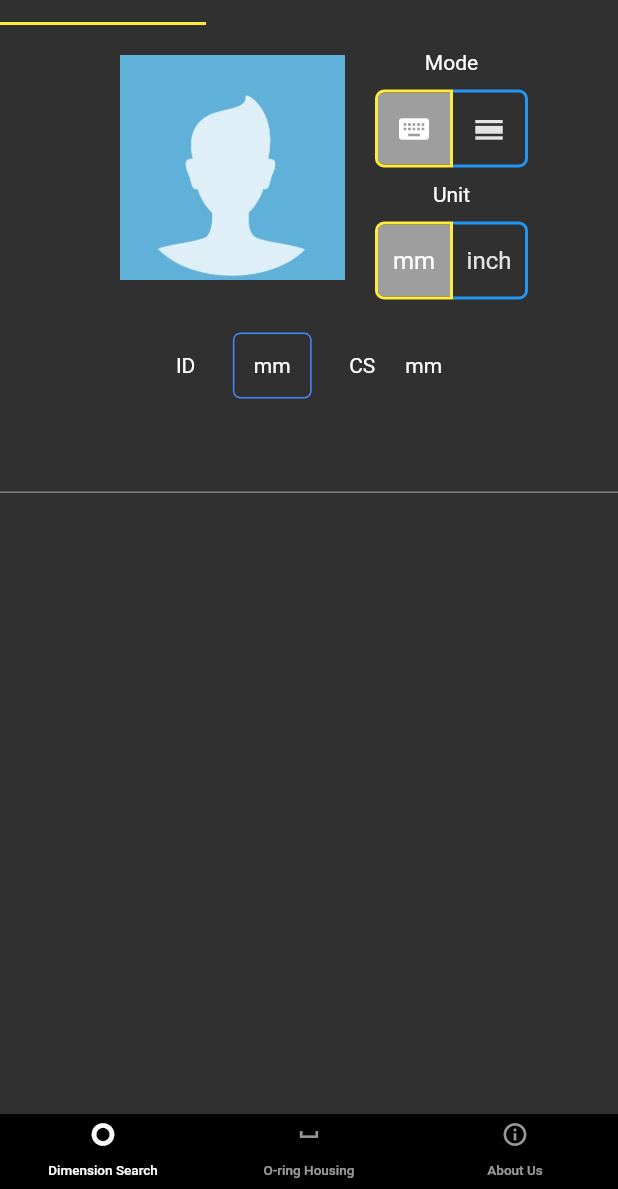
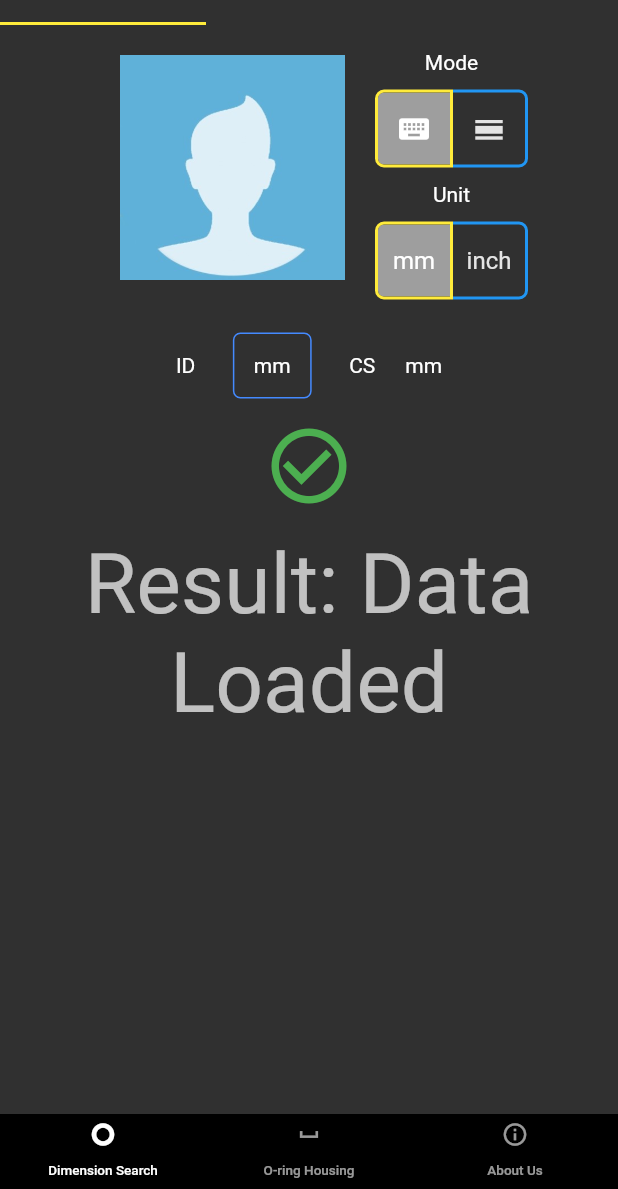
Before and after one commit to hunderboy/oring_plus_byFlutter, a Flutter app: the screen it shows after launch, on a phone screen of 412 x 824 dp, the part 47-1236 px from its top. Run offline on Flutter 3.47's test engine with Material 2 defaults, Android fonts, the phone set to English and light mode, and no system bars; our stand-ins replace sqflite; missing offline and left inert: flutter_stetho; accounts and stored records are empty.

Commit message:
// oring 데이터 모델 정립

```diff
--- a/lib/view_DimensionSearch/oring.dart
+++ b/lib/view_DimensionSearch/oring.dart
@@ -1,6 +1,10 @@
 import 'dart:ui';
 import 'package:flutter/material.dart';
 
+
+import 'package:oring_project_ex1/service/db_helper.dart';
+import 'package:oring_project_ex1/models/oring_model.dart';
+import 'dart:math';
 
 class OringCalculator extends StatefulWidget {
   _OringCalculatorState createState() => _OringCalculatorState();
@@ -32,13 +36,105 @@ class _OringCalculatorState extends State<OringCalculator> {
         children: <Widget>[
           TopView(),
           MiddleView(),
-          TextField(
-          )
+          BottomView(),
+//          TextField() // ID 입력
+//          TextField() // CS 입력
+        // dataTable 들어감
+
+
         ]
     );
 
   }
 }// _OringCalculatorState 끝
+
+
+
+class BottomView extends StatefulWidget {
+  _BottomViewState createState() => _BottomViewState();
+}
+class _BottomViewState extends State<BottomView> {
+
+  @override
+  void initState() {
+    super.initState();
+  }
+
+//  Widget FutureBuilder(
+//  )
+
+  Future<String> _calculation = Future<String>.delayed(
+    Duration(seconds: 2),
+        () => 'Data Loaded',
+  );
+
+
+
+  @override
+  Widget build(BuildContext context) {
+    return DefaultTextStyle(
+      style: Theme.of(context).textTheme.headline2,
+      textAlign: TextAlign.center,
+      child: FutureBuilder<String>(
+        future: _calculation, // a previously-obtained Future<String> or null
+        builder: (BuildContext context, AsyncSnapshot<String> snapshot) {
+          List<Widget> children;
+          if (snapshot.hasData) {
+            children = <Widget>[
+              Icon(
+                Icons.check_circle_outline,
+                color: Colors.green,
+                size: 60,
+              ),
+              Padding(
+                padding: const EdgeInsets.only(top: 16),
+                child: Text('Result: ${snapshot.data}'),
+              )
+            ];
+          } else if (snapshot.hasError) {
+            children = <Widget>[
+              Icon(
+                Icons.error_outline,
+                color: Colors.red,
+                size: 60,
+              ),
+              Padding(
+                padding: const EdgeInsets.only(top: 16),
+                child: Text('Error: ${snapshot.error}'),
+              )
+            ];
+          } else {
+            children = <Widget>[
+              SizedBox(
+                child: CircularProgressIndicator(),
+                width: 60,
+                height: 60,
+              ),
+              const Padding(
+                padding: EdgeInsets.only(top: 16),
+                child: Text('Awaiting result...'),
+              )
+            ];
+          }
+          return Center(
+            child: Column(
+              mainAxisAlignment: MainAxisAlignment.center,
+              crossAxisAlignment: CrossAxisAlignment.center,
+              children: children,
+            ),
+          );
+        },
+      ),
+    );
+
+
+//    return Center();
+
+
+  }
+}
+
+
 
 
 
```
Also changed, not shown: lib/main.dart (+0 -40 lines), lib/models/oring_model.dart (added, +55 -0 lines), lib/service/db_helper.dart (+31 -41 lines).
